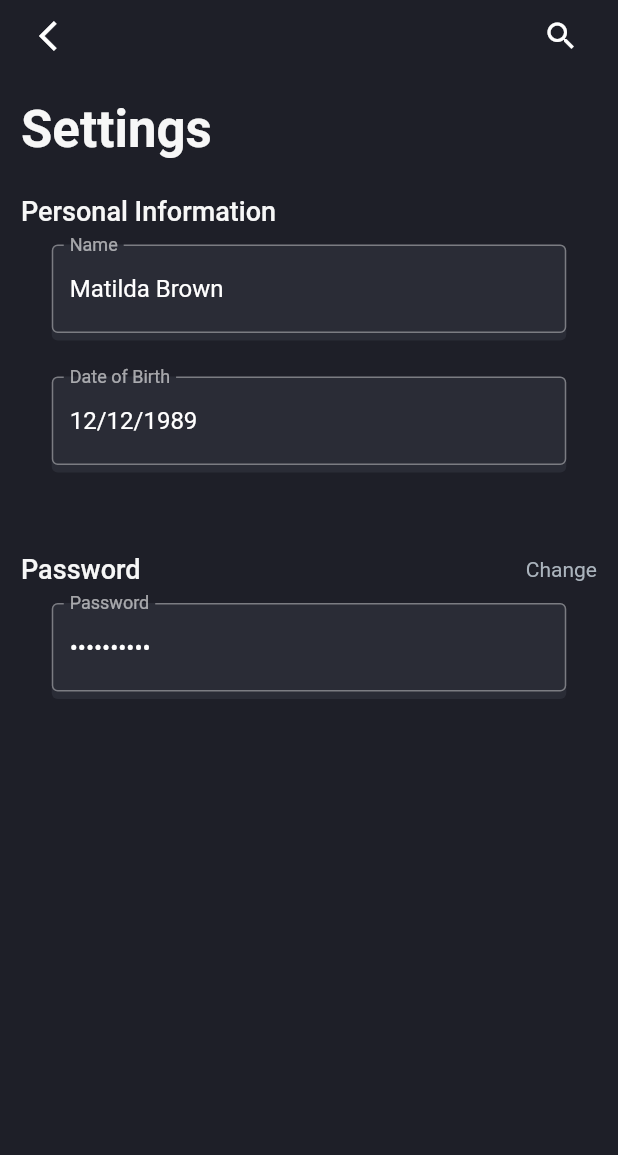
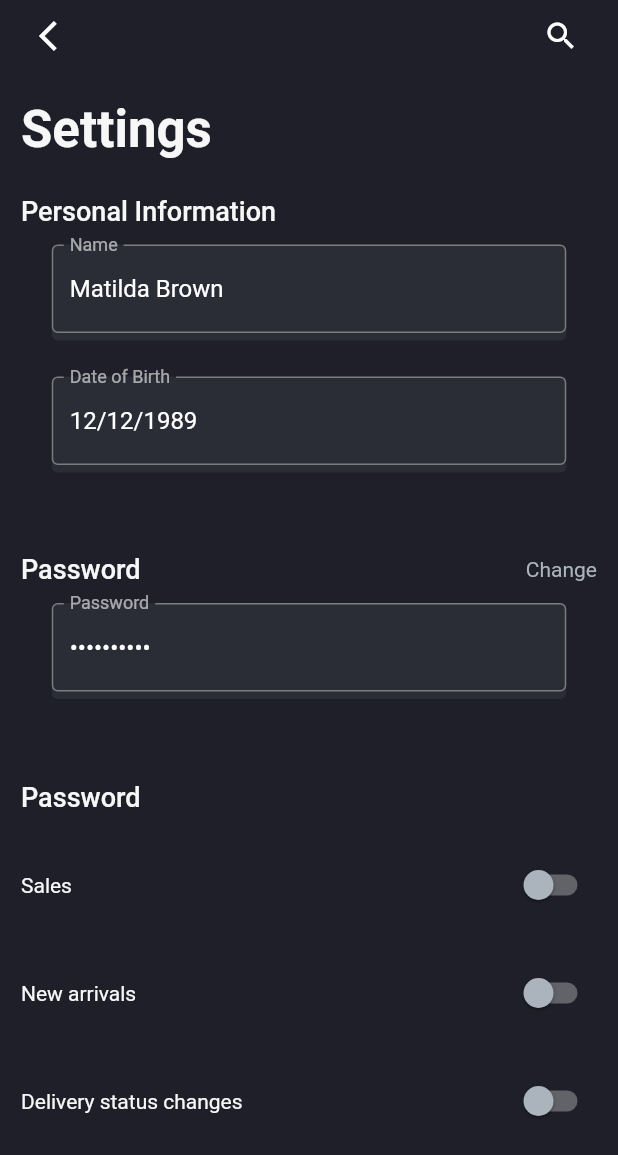
Before and after one commit to don-k-jacob/Ecommerce_app_ui, a Flutter app: the Settings screen opened directly, on a phone screen of 412 x 824 dp. Shown: the top 1155 px of the screen. Run offline on Flutter 3.47's test engine with Material 2 defaults, Android fonts, the phone set to English and light mode, and no system bars; our stand-ins replace cloud_firestore, firebase_auth, introduction_screen; accounts and stored records are empty.

Commit message:
updated settings

```diff
--- a/lib/screens/Home/Profile/Settings/Settings.dart
+++ b/lib/screens/Home/Profile/Settings/Settings.dart
@@ -12,6 +12,9 @@ class _SettingsState extends State<Settings> {
   TextEditingController nameController = TextEditingController();
   TextEditingController dobController = TextEditingController();
   TextEditingController passwordController = TextEditingController();
+  bool salesIsSwitched = false;
+  bool arrivalsIsSwitched = false;
+  bool statusIsSwitched = false;
 
   @override
   void initState() {
@@ -123,6 +126,91 @@ class _SettingsState extends State<Settings> {
               SizedBox(
                 height: 55,
               ),
+              Container(
+                child: Column(
+                  children: <Widget>[
+                    Row(
+                      children: <Widget>[
+                        Text("Password",style: h2Style,),
+                        Spacer(),
+                      ],
+                    ),
+                    SizedBox(
+                      height: 24,
+                    ),
+                    Row(
+                      children: <Widget>[
+                        Text("Sales",style: h4Style.copyWith(fontWeight: FontWeight.normal)),
+                        Spacer(),
+                        Container(
+                          child: Switch(
+                            value: salesIsSwitched,
+                            onChanged: (value){
+                              setState(() {
+                                salesIsSwitched=value;
+                                print(salesIsSwitched);
+                              });
+                            },
+                            activeTrackColor: Color(0xffABB4BD),
+                            activeColor: Color(0xff55D85A),
+                            inactiveThumbColor: Color(0xffABB4BD),
+                          ),
+                        ),
+
+                      ],
+                    ),
+                    SizedBox(
+                      height: 24,
+                    ),
+                    Row(
+                      children: <Widget>[
+                        Text("New arrivals",style: h4Style.copyWith(fontWeight: FontWeight.normal)),
+                        Spacer(),
+                        Container(
+                          child: Switch(
+                            value: arrivalsIsSwitched,
+                            onChanged: (value){
+                              setState(() {
+                                arrivalsIsSwitched=value;
+                                print(arrivalsIsSwitched);
+                              });
+                            },
+                            activeTrackColor: Color(0xffABB4BD),
+                            activeColor: Color(0xff55D85A),
+                            inactiveThumbColor: Color(0xffABB4BD),
+                          ),
+                        ),
+
+                      ],
+                    ),
+
+                    SizedBox(
+                      height: 24,
+                    ),
+                    Row(
+                      children: <Widget>[
+                        Text("Delivery status changes",style: h4Style.copyWith(fontWeight: FontWeight.normal),),
+                        Spacer(),
+                        Container(
+                          child: Switch(
+                            value: statusIsSwitched,
+                            onChanged: (value){
+                              setState(() {
+                                statusIsSwitched=value;
+                                print(statusIsSwitched);
+                              });
+                            },
+                            activeTrackColor: Color(0xffABB4BD),
+                            activeColor: Color(0xff55D85A),
+                            inactiveThumbColor: Color(0xffABB4BD),
+                          ),
+                        ),
+
+                      ],
+                    ),
+                  ],
+                ),
+              ),
             ],
           ),
         ),
@@ -130,3 +218,18 @@ class _SettingsState extends State<Settings> {
     );
   }
 }
+
+class ChangePass extends StatelessWidget {
+  @override
+  Widget build(BuildContext context) {
+    return Container(
+      height: 472,
+      width: MediaQuery.of(context).size.width,
+      decoration: BoxDecoration(
+        color: Color(0xff1E1F28),
+        borderRadius: BorderRadius.only(topLeft: Radius.circular(34),
+        topRight: Radius.circular(34))
+      ),
+    );
+  }
+}
```
